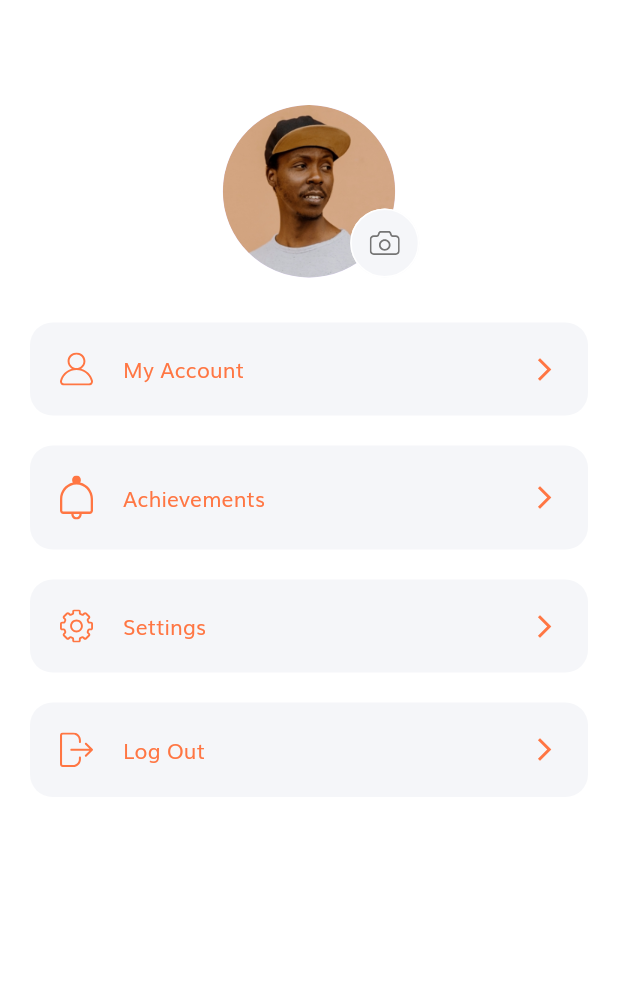
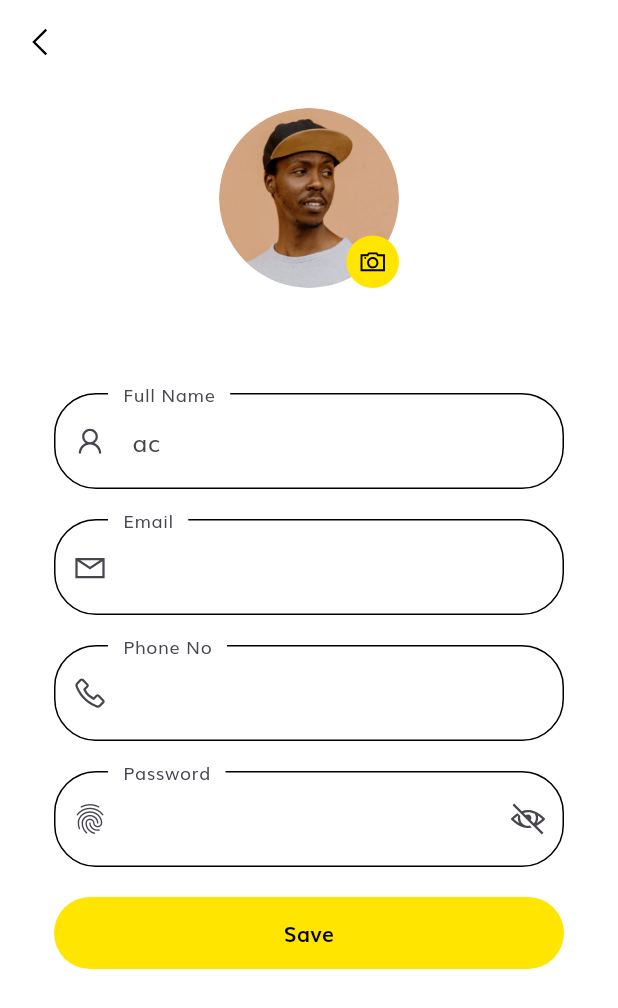
Before and after one commit to Tai521h0481/Final_FLutter_QuizletApp, a Flutter app: the ProfileScreen screen opened by its route, after a tap on "My Account", on a phone screen of 412 x 824 dp. Shown: the top 1008 px of the screen. Run offline on Flutter 3.47's test engine with Material 3 defaults, Android fonts, the phone set to English and light mode, and no system bars; our stand-ins replace flip_card, flutter_easyloading, flutter_svg, flutter_tts, line_awesome_flutter, local_auth and 3 more; accounts and stored records are empty; network calls fail.

Commit message:
add edit profile screen

```diff
--- a/lib/routes.dart
+++ b/lib/routes.dart
@@ -1,6 +1,7 @@
 import 'package:flutter/widgets.dart';
 import 'package:shop_app/screens/flipcard/flipcard_screen.dart';
 import 'package:shop_app/screens/products/products_screen.dart';
+import 'package:shop_app/screens/profile/profile_edit_screen.dart';
 
 import 'screens/details/details_screen.dart';
 import 'screens/forgot_password/forgot_password_screen.dart';
@@ -24,9 +25,11 @@ final Map<String, WidgetBuilder> routes = {
   ProductsScreen.routeName: (context) => const ProductsScreen(),
   DetailsScreen.routeName: (context) => const DetailsScreen(),
   ProfileScreen.routeName: (context) => const ProfileScreen(),
+  ProfileEditScreen.routeName: (context) => const ProfileEditScreen(),
   RegisterSuccessScreen.routeName: (context) => const RegisterSuccessScreen(),
   FlipCardScreen.routeName: (context) {
     final topicId = ModalRoute.of(context)!.settings.arguments as String;
     return FlipCardScreen(topicId: topicId);
   },
+
 };
--- /dev/null
+++ b/lib/screens/profile/profile_edit_screen.dart
@@ -0,0 +1,120 @@
+import 'package:flutter/material.dart';
+import 'package:line_awesome_flutter/line_awesome_flutter.dart';
+
+class ProfileEditScreen extends StatelessWidget {
+  static String routeName = "/profile_edit";
+  const ProfileEditScreen({Key? key}) : super(key: key);
+
+  @override
+  Widget build(BuildContext context) {
+
+    return Scaffold(
+      appBar: AppBar(
+        leading: IconButton(
+          onPressed: () => Navigator.of(context).pop(),
+          icon: const Icon(LineAwesomeIcons.angle_left),
+        ),
+      ),
+      body: SingleChildScrollView(
+        child: Container(
+          padding: const EdgeInsets.all(16.0),
+          child: Column(
+            children: [
+              // -- IMAGE with ICON
+              Stack(
+                children: [
+                  SizedBox(
+                    width: 120,
+                    height: 120,
+                    child: ClipRRect(
+                      borderRadius: BorderRadius.circular(100),
+                      child: const Image(
+                          image: AssetImage('assets/images/Profile Image.png')),
+                    ),
+                  ),
+                  Positioned(
+                    bottom: 0,
+                    right: 0,
+                    child: Container(
+                      width: 35,
+                      height: 35,
+                      decoration: BoxDecoration(
+                        borderRadius: BorderRadius.circular(100),
+                        color: Color(0xFFFFE500), // Change color as needed
+                      ),
+                      child: const Icon(LineAwesomeIcons.camera,
+                          color: Colors.black, size: 20),
+                    ),
+                  ),
+                ],
+              ),
+              const SizedBox(height: 50),
+
+              // -- Form Fields
+              Form(
+                child: SingleChildScrollView(
+                  padding: EdgeInsets.all(20.0),
+                  child: Column(
+                    children: [
+                      TextFormField(
+                        decoration: InputDecoration(
+                          labelText: 'Full Name',
+                          prefixIcon: Icon(LineAwesomeIcons.user),
+                          hintText: "ac",
+                        ),
+                      ),
+                      SizedBox(height: 20),
+                      TextFormField(
+                        decoration: InputDecoration(
+                          labelText: 'Email',
+                          prefixIcon: Icon(LineAwesomeIcons.envelope_1),
+                        ),
+                      ),
+                      SizedBox(height: 20),
+                      TextFormField(
+                        decoration: InputDecoration(
+                          labelText: 'Phone No',
+                          prefixIcon: Icon(LineAwesomeIcons.phone),
+                        ),
+                      ),
+                      SizedBox(height: 20),
+                      TextFormField(
+                        obscureText: true,
+                        decoration: InputDecoration(
+                          labelText: 'Password',
+                          prefixIcon: Icon(Icons.fingerprint),
+                          suffixIcon: IconButton(
+                            icon: Icon(LineAwesomeIcons.eye_slash),
+                            onPressed: () {
+
+                            },
+                          ),
+                        ),
+                      ),
+                      SizedBox(height: 20),
+                      SizedBox(
+                        width: double.infinity,
+                        child: ElevatedButton(
+                          onPressed: () {},
+                          style: ElevatedButton.styleFrom(
+                            backgroundColor:
+                                Color(0xFFFFE500),
+                            shape: StadiumBorder(),
+                          ),
+                          child: Text('Save',
+                              style: TextStyle(
+                                  color: Colors.black,
+                                  fontWeight: FontWeight.bold)),
+                        ),
+                      ),
+                    ],
+                  ),
+                ),
+              ),
+            ],
+          ),
+        ),
+      ),
+    );
+  }
+}
--- a/lib/screens/profile/profile_screen.dart
+++ b/lib/screens/profile/profile_screen.dart
@@ -1,4 +1,5 @@
 import 'package:flutter/material.dart';
+import 'package:shop_app/screens/profile/profile_edit_screen.dart';
 
 import 'components/profile_menu.dart';
 import 'components/profile_pic.dart';
@@ -17,11 +18,45 @@ class ProfileScreen extends StatelessWidget {
             children: [
               const SizedBox(height: 50),
               const ProfilePic(),
-              const SizedBox(height: 20),
+              const SizedBox(height: 10),
+              const Text(
+                "John Doe",
+                style: TextStyle(
+                  fontSize: 20,
+                  color: Colors.black,
+                  fontWeight: FontWeight.bold,
+                ),
+              ),
+              const Text(
+                "abc@gmail.com",
+                style: TextStyle(
+                  fontWeight: FontWeight.bold,
+                  color: Colors.black,
+                ),
+              ),
+              const SizedBox(height: 10),
+              Container(
+                padding:
+                    const EdgeInsets.symmetric(horizontal: 20, vertical: 10),
+                decoration: BoxDecoration(
+                  color: const Color(0xFFFDC204),
+                  borderRadius: BorderRadius.circular(29),
+                ),
+                child: const Text(
+                  "Upgrade to Premium",
+                  style: TextStyle(
+                    fontSize: 12,
+                    color: Colors.black,
+                  ),
+                ),
+              ),
+              const SizedBox(height: 30),
               ProfileMenu(
                 text: "My Account",
                 icon: "assets/icons/User Icon.svg",
-                press: () => {},
+                press: () {
+                  Navigator.pushNamed(context, ProfileEditScreen.routeName);
+                },
               ),
               ProfileMenu(
                 text: "Achievements",
--- a/pubspec.yaml
+++ b/pubspec.yaml
@@ -44,6 +44,8 @@ dependencies:
   flip_card: ^0.7.0
   flutter_tts: ^3.8.5
   smooth_page_indicator: ^1.1.0
+  get: ^4.6.6
+  line_awesome_flutter: ^2.0.0
 
 dev_dependencies:
   flutter_test:
```
Also changed, not shown: pubspec.lock.
